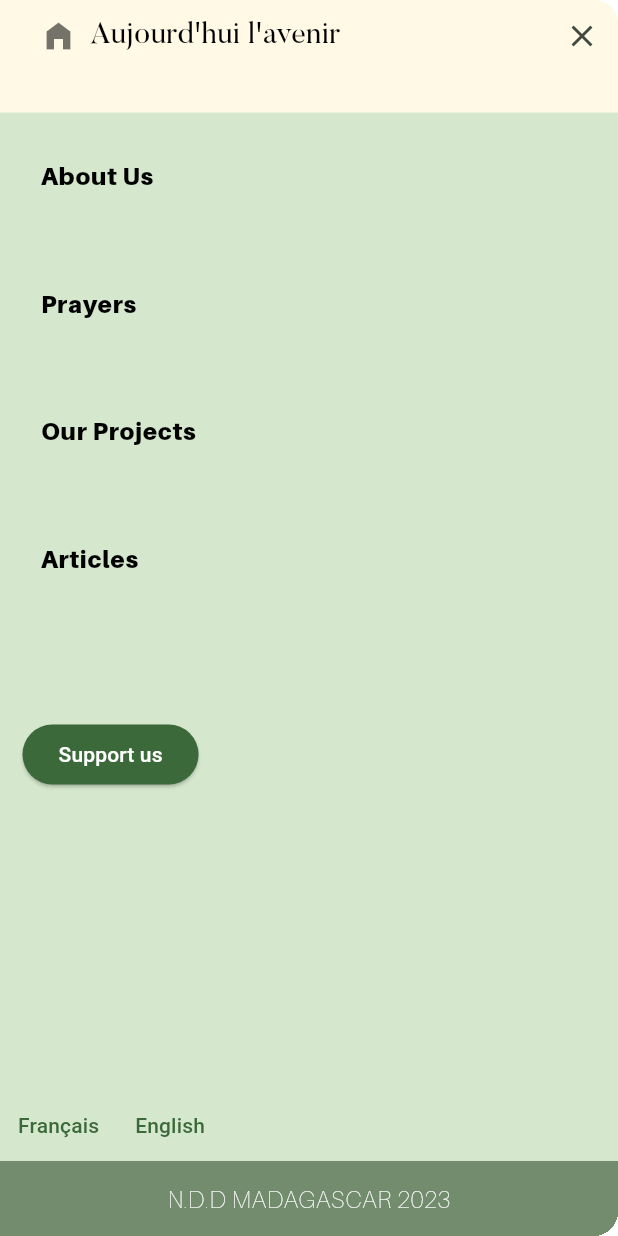
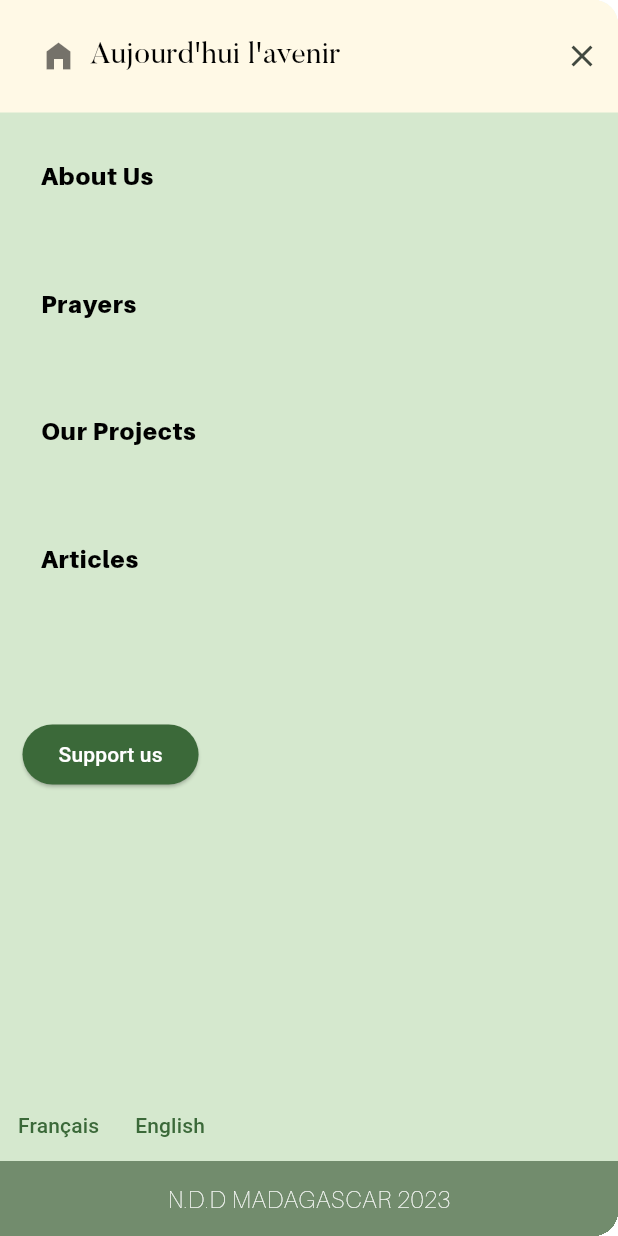
Before and after one commit to JosephinCrafter/ahl_remake, a Flutter app: the AhlDrawer screen opened directly, on a phone screen of 412 x 824 dp. Run offline on Flutter 3.47's test engine with Material 3 defaults, Android fonts, the phone set to English and light mode, and no system bars; our stand-ins replace cloud_firestore, equatable, firebase_core, firebase_storage, flutter_bloc; missing offline and left inert: firebase_article, markdown_widget; accounts and stored records are empty; generated files the repository leaves out were written again; network calls fail; statements that could not run were skipped.

Commit message:
fix app bar title alignment

```diff
--- a/lib/src/widgets/app_bar.dart
+++ b/lib/src/widgets/app_bar.dart
@@ -42,7 +42,7 @@ class AhlAppBar extends StatelessWidget implements PreferredSizeWidget {
     var color = backgroundColor ?? Theme.of(context).colorScheme.background;
 
     /// constraints
-    BoxConstraints computedConstraint = BoxConstraints.tight(
+    BoxConstraints computedConstraint = BoxConstraints.loose(
       _preferredSize,
     );
 
@@ -65,8 +65,10 @@ class AhlAppBar extends StatelessWidget implements PreferredSizeWidget {
             constraints: computedConstraint,
             color: color,
             padding: computedPadding,
+            alignment: Alignment.center,
             child: Column(
-              mainAxisAlignment: MainAxisAlignment.spaceBetween,
+              mainAxisAlignment: MainAxisAlignment.center,
+              crossAxisAlignment: CrossAxisAlignment.center,
               children: [
                 Row(
                   textBaseline: computedTextBaseLine,
@@ -89,7 +91,9 @@ class AhlAppBar extends StatelessWidget implements PreferredSizeWidget {
             constraints: computedConstraint,
             color: color,
             padding: computedPadding,
+            alignment: Alignment.center,
             child: Column(
+              crossAxisAlignment: CrossAxisAlignment.center,
               children: [
                 Row(
                   textBaseline: computedTextBaseLine,
```
